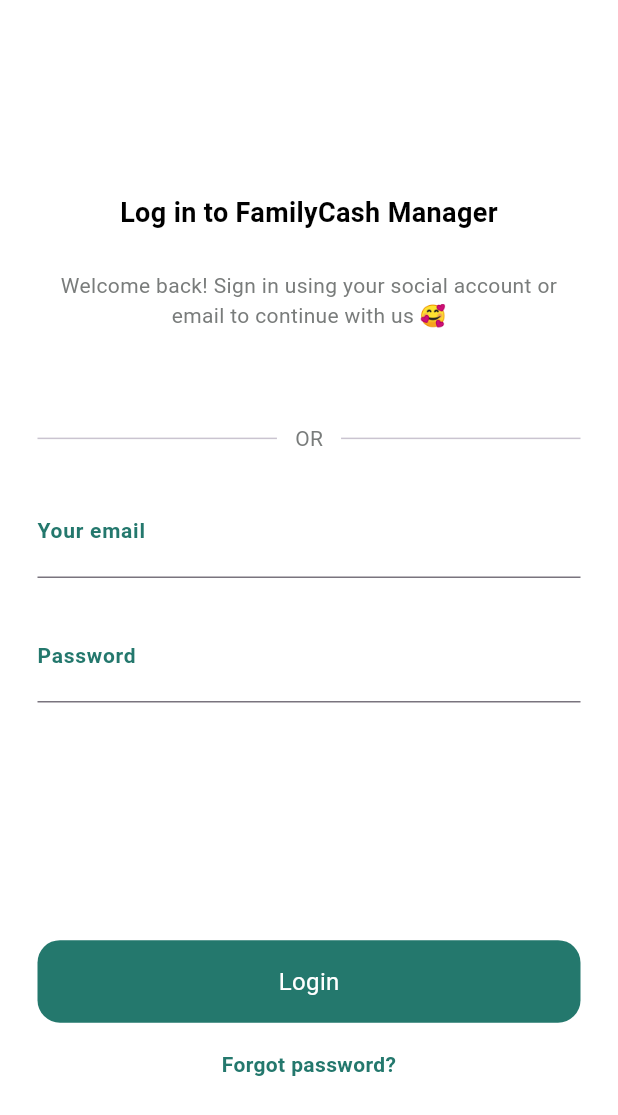
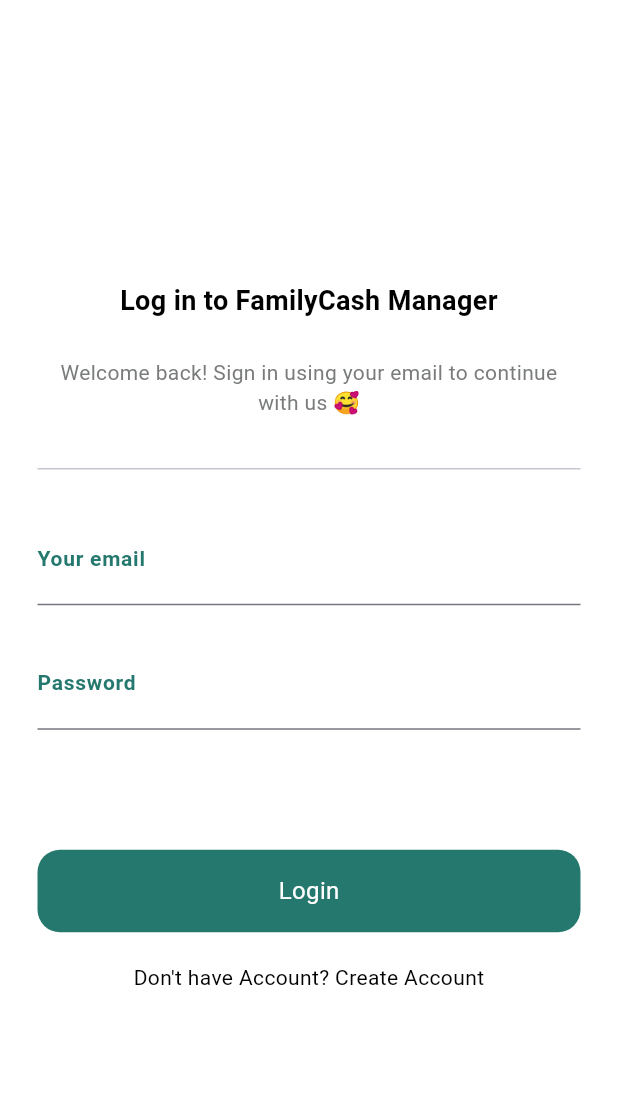
Before and after one commit to Tamiru-Alemnew/flutter-2024-proj-riverpod, a Flutter app: the LoginPage screen opened directly, on a phone screen of 412 x 824 dp. Shown: the top 1115 px of the screen. Run offline on Flutter 3.47's test engine with Material 3 defaults, Android fonts, the phone set to English and light mode, and no system bars; Roboto replaces fonts that are missing (Caros, Circular Std).

Commit message:
navigation from login page to sign Up page

```diff
--- a/family_cash_manager/lib/login_page.dart
+++ b/family_cash_manager/lib/Pages/login_page.dart
@@ -1,5 +1,6 @@
+import 'package:family_cash_manager/Pages/signup.dart';
 import 'package:flutter/material.dart';
-import 'package:family_cash_manager/my_button.dart';
+import 'package:family_cash_manager/widgets/my_button.dart';
 import 'package:family_cash_manager/util/input.dart';
 // import 'package:family_cash_manager/util/social_media.dart';
 import 'package:family_cash_manager/util/text.dart';
@@ -9,10 +10,10 @@
 
   @override
   Widget build(BuildContext context) {
-    return const Scaffold(
+    return Scaffold(
       backgroundColor: Colors.white,
       body: Padding(
-        padding: EdgeInsets.symmetric(horizontal: 25, vertical: 25),
+        padding: EdgeInsets.symmetric(horizontal: 25, vertical: 10),
         child: Column(
           mainAxisAlignment: MainAxisAlignment.spaceAround,
           children: [
@@ -30,28 +31,18 @@
                   ),
                   TextWidget(
                     text:
-                        'Welcome back! Sign in using your social account or email to continue with us 🥰',
+                        'Welcome back! Sign in using your email to continue with us 🥰',
                     family: 'Circular Std',
                     color: Color.fromARGB(255, 121, 124, 123),
                   ),
                   SizedBox(
                     height: 26,
                   ),
-                  SizedBox(
-                    height: 36,
-                  ),
                   Row(
                     children: [
                       Expanded(
                         child: Divider(
                           thickness: 1,
-                        ),
-                      ),
-                      Padding(
-                        padding: EdgeInsets.symmetric(horizontal: 12.0),
-                        child: TextWidget(
-                          text: 'OR',
-                          color: Color.fromARGB(255, 121, 124, 123),
                         ),
                       ),
                       Expanded(
@@ -72,22 +63,32 @@
                     label: 'Password',
                     obscurText: true,
                   ),
+                  SizedBox(
+                    height: 80,
+                  ),
+                   MyButton(),
+                  SizedBox(
+                    height: 20,
+                  ),
+                  InkWell(
+                    onTap: () {
+                      Navigator.push(
+                        context,
+                        MaterialPageRoute<void>(
+                          builder: (BuildContext context) => const SignUp(),
+                        ),
+                      );
+                    },
+                  child: TextWidget(
+                                      text: "Don't have Account? Create Account",
+                                      family: 'Circular Std',
+
+                                    ),
+                  ),
                 ],
               ),
             ),
-            Column(
-              children: [
-                MyButton(),
-                SizedBox(
-                  height: 18,
-                ),
-                TextWidget(
-                  text: 'Forgot password?',
-                  color: Color.fromARGB(255, 36, 120, 109),
-                  fontWeight: FontWeight.bold,
-                ),
-              ],
-            ),
+
           ],
         ),
       ),
--- a/family_cash_manager/lib/main.dart
+++ b/family_cash_manager/lib/main.dart
@@ -1,9 +1,11 @@
 import 'package:family_cash_manager/Pages/children.dart';
 import 'package:family_cash_manager/widgets/common_sidebar.dart';
 import 'package:flutter/material.dart';
+import 'package:family_cash_manager/Pages/login_page.dart';
 import 'package:family_cash_manager/Pages/expenses.dart';
 import 'package:family_cash_manager/Pages/home_page.dart';
 import 'package:family_cash_manager/Pages/edit_category.dart';
+import 'package:family_cash_manager/Pages/signup.dart';
 
 void main() {
   runApp(const MyApp());
@@ -19,7 +21,7 @@
       theme: ThemeData(
         scaffoldBackgroundColor: Color.fromARGB(255, 255, 255, 255),
       ),
-      home:  MangeChildren(),
+      home: LoginPage(),
     );
   }
 }
```
Also changed, not shown: family_cash_manager/lib/widgets/my_button.dart (renamed from family_cash_manager/lib/my_button.dart).
